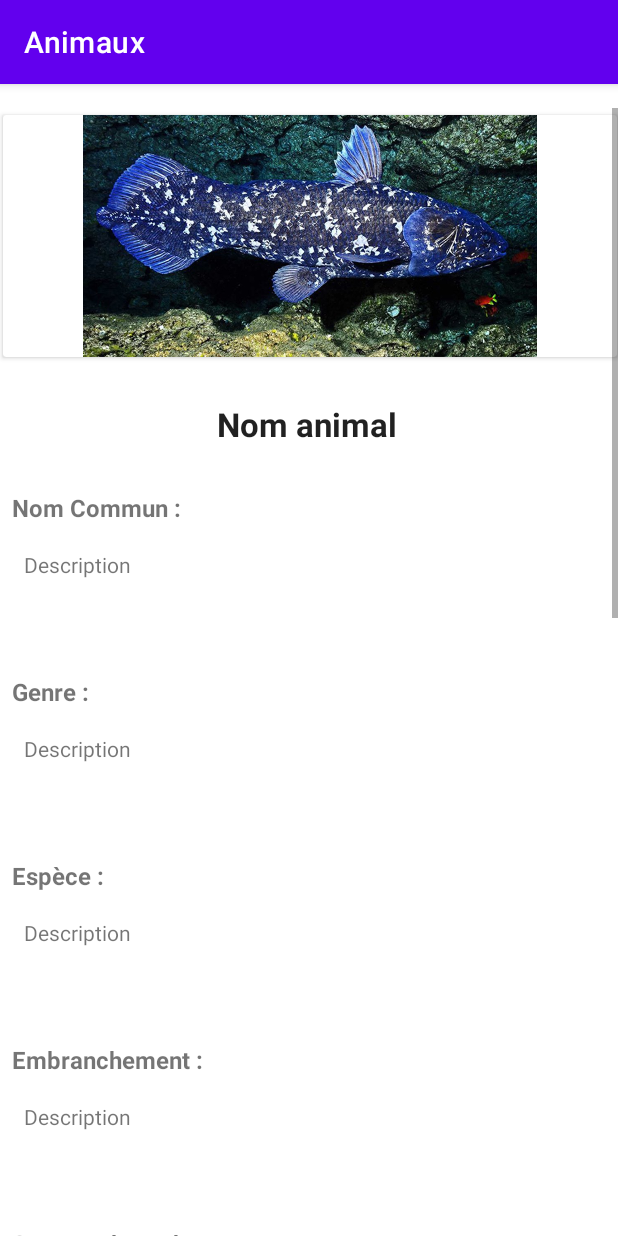
After one commit to Joktaa/Animaux, an Android app: the AfficheAnimal screen opened directly, with no data from a screen before it, on a phone screen of 412 x 824 dp. The commit adds this screen. Run offline under Robolectric (Android 15) with nearby library versions, the phone set to English and light mode, and no system bars.

Commit message:
Ajout page description animal

```diff
--- a/app/build.gradle
+++ b/app/build.gradle
@@ -32,6 +32,7 @@ dependencies {
     implementation 'androidx.appcompat:appcompat:1.2.0'
     implementation 'com.google.android.material:material:1.3.0'
     implementation 'androidx.constraintlayout:constraintlayout:2.0.4'
+    implementation 'com.google.ar.sceneform:filament-android:1.17.1'
     testImplementation 'junit:junit:4.+'
     androidTestImplementation 'androidx.test.ext:junit:1.1.2'
     androidTestImplementation 'androidx.test.espresso:espresso-core:3.3.0'
--- a/app/src/main/AndroidManifest.xml
+++ b/app/src/main/AndroidManifest.xml
@@ -10,6 +10,9 @@
         android:supportsRtl="true"
         android:theme="@style/Theme.Animaux">
         <activity
+            android:name=".AfficheAnimal"
+            android:exported="false" />
+        <activity
             android:name=".MainActivity"
             android:exported="true">
             <intent-filter>
--- /dev/null
+++ b/app/src/main/java/fr/jorisrouziere/animaux/AfficheAnimal.java
@@ -0,0 +1,14 @@
+package fr.jorisrouziere.animaux;
+
+import androidx.appcompat.app.AppCompatActivity;
+
+import android.os.Bundle;
+
+public class AfficheAnimal extends AppCompatActivity {
+
+    @Override
+    protected void onCreate(Bundle savedInstanceState) {
+        super.onCreate(savedInstanceState);
+        setContentView(R.layout.activity_affiche_animal);
+    }
+}
--- a/app/src/main/java/fr/jorisrouziere/animaux/MainActivity.java
+++ b/app/src/main/java/fr/jorisrouziere/animaux/MainActivity.java
@@ -1,6 +1,9 @@
 package fr.jorisrouziere.animaux;
 
+import android.content.Intent;
 import android.os.Bundle;
+import android.view.View;
+import android.widget.AdapterView;
 import android.widget.ListView;
 
 import androidx.appcompat.app.AppCompatActivity;
@@ -27,5 +30,12 @@ public class MainActivity extends AppCompatActivity {
         ListView animalListView = findViewById(R.id.animal_listView);
         AnimalAdapter animalAdapter = new AnimalAdapter(getApplicationContext(), getSupportFragmentManager(), animaux);
         animalListView.setAdapter(animalAdapter);
+        animalListView.setOnItemClickListener(new AdapterView.OnItemClickListener() {
+            @Override
+            public void onItemClick(AdapterView<?> adapterView, View view, int i, long l) {
+                Intent fen = new Intent(MainActivity.this, AfficheAnimal.class);
+                startActivity(fen);
+            }
+        });
     }
 }
--- /dev/null
+++ b/app/src/main/res/layout/activity_affiche_animal.xml
@@ -0,0 +1,357 @@
+<?xml version="1.0" encoding="utf-8"?>
+<androidx.constraintlayout.widget.ConstraintLayout xmlns:android="http://schemas.android.com/apk/res/android"
+    xmlns:app="http://schemas.android.com/apk/res-auto"
+    xmlns:tools="http://schemas.android.com/tools"
+    android:layout_width="match_parent"
+    android:layout_height="match_parent"
+    tools:context=".AfficheAnimal">
+
+    <ScrollView
+        android:id="@+id/scrollView"
+        android:layout_width="wrap_content"
+        android:layout_height="wrap_content"
+        android:layout_marginStart="16dp"
+        android:layout_marginTop="16dp"
+        android:layout_marginEnd="16dp"
+        app:layout_constraintEnd_toEndOf="parent"
+        app:layout_constraintStart_toStartOf="parent"
+        app:layout_constraintTop_toTopOf="parent">
+
+
+        <androidx.constraintlayout.widget.ConstraintLayout
+            android:id="@+id/linearLayout2"
+            android:layout_width="wrap_content"
+            android:layout_height="wrap_content"
+            android:orientation="vertical"
+            app:layout_constraintEnd_toEndOf="parent"
+            app:layout_constraintHorizontal_bias="0.0"
+            app:layout_constraintStart_toStartOf="parent"
+            app:layout_constraintTop_toTopOf="parent">
+
+            <TextView
+                android:id="@+id/descpritionOrdre"
+                android:layout_width="392dp"
+                android:layout_height="67dp"
+                android:layout_marginStart="16dp"
+                android:layout_marginTop="8dp"
+                android:text="Description"
+                android:textAlignment="textStart"
+                app:layout_constraintStart_toStartOf="parent"
+                app:layout_constraintTop_toBottomOf="@+id/textViewOrdre" />
+
+            <TextView
+                android:id="@+id/textViewOrdre"
+                android:layout_width="143dp"
+                android:layout_height="31dp"
+                android:layout_marginStart="8dp"
+                android:layout_marginTop="16dp"
+                android:text="Ordre :"
+                android:textAlignment="textStart"
+                android:textSize="16sp"
+                android:textStyle="bold"
+                app:layout_constraintStart_toStartOf="parent"
+                app:layout_constraintTop_toBottomOf="@+id/descpritionSousEmbranchement" />
+
+            <TextView
+                android:id="@+id/descpritionSousEmbranchement"
+                android:layout_width="392dp"
+                android:layout_height="67dp"
+                android:layout_marginStart="16dp"
+                android:layout_marginTop="8dp"
+                android:text="Description"
+                android:textAlignment="textStart"
+                app:layout_constraintStart_toStartOf="parent"
+                app:layout_constraintTop_toBottomOf="@+id/textViewSousEmbranchement" />
+
+            <TextView
+                android:id="@+id/textViewSousEmbranchement"
+                android:layout_width="189dp"
+                android:layout_height="31dp"
+                android:layout_marginStart="8dp"
+                android:layout_marginTop="16dp"
+                android:text="Sous_embranchements :"
+                android:textAlignment="textStart"
+                android:textSize="16sp"
+                android:textStyle="bold"
+                app:layout_constraintStart_toStartOf="parent"
+                app:layout_constraintTop_toBottomOf="@+id/descpritionEmbranchement" />
+
+            <TextView
+                android:id="@+id/descpritionEmbranchement"
+                android:layout_width="392dp"
+                android:layout_height="67dp"
+                android:layout_marginStart="16dp"
+                android:layout_marginTop="8dp"
+                android:text="Description"
+                android:textAlignment="textStart"
+                app:layout_constraintStart_toStartOf="parent"
+                app:layout_constraintTop_toBottomOf="@+id/textViewEmbranchement" />
+
+            <TextView
+                android:id="@+id/textViewEmbranchement"
+                android:layout_width="143dp"
+                android:layout_height="31dp"
+                android:layout_marginStart="8dp"
+                android:layout_marginTop="16dp"
+                android:text="Embranchement :"
+                android:textAlignment="textStart"
+                android:textSize="16sp"
+                android:textStyle="bold"
+                app:layout_constraintStart_toStartOf="parent"
+                app:layout_constraintTop_toBottomOf="@+id/descpritionEspece" />
+
+            <TextView
+                android:id="@+id/descpritionEspece"
+                android:layout_width="392dp"
+                android:layout_height="67dp"
+                android:layout_marginStart="16dp"
+                android:layout_marginTop="8dp"
+                android:text="Description"
+                android:textAlignment="textStart"
+                app:layout_constraintStart_toStartOf="parent"
+                app:layout_constraintTop_toBottomOf="@+id/textViewEspece" />
+
+            <TextView
+                android:id="@+id/textViewEspece"
+                android:layout_width="143dp"
+                android:layout_height="31dp"
+                android:layout_marginStart="8dp"
+                android:layout_marginTop="16dp"
+                android:text="Espèce :"
+                android:textAlignment="textStart"
+                android:textSize="16sp"
+                android:textStyle="bold"
+                app:layout_constraintStart_toStartOf="parent"
+                app:layout_constraintTop_toBottomOf="@+id/descpritionGenre" />
+
+            <TextView
+                android:id="@+id/descpritionGenre"
+                android:layout_width="392dp"
+                android:layout_height="67dp"
+                android:layout_marginStart="16dp"
+                android:layout_marginTop="8dp"
+                android:text="Description"
+                android:textAlignment="textStart"
+                app:layout_constraintStart_toStartOf="parent"
+                app:layout_constraintTop_toBottomOf="@+id/textViewGenre" />
+
+            <TextView
+                android:id="@+id/textViewGenre"
+                android:layout_width="143dp"
+                android:layout_height="31dp"
+                android:layout_marginStart="8dp"
+                android:layout_marginTop="16dp"
+                android:text="Genre :"
+                android:textAlignment="textStart"
+                android:textSize="16sp"
+                android:textStyle="bold"
+                app:layout_constraintStart_toStartOf="parent"
+                app:layout_constraintTop_toBottomOf="@+id/descpritionNomCommun" />
+
+            <androidx.cardview.widget.CardView
+                android:id="@+id/cardView"
+                android:layout_width="409dp"
+                android:layout_height="161dp"
+                app:layout_constraintBottom_toBottomOf="parent"
+                app:layout_constraintEnd_toEndOf="parent"
+                app:layout_constraintHorizontal_bias="0.626"
+                app:layout_constraintStart_toStartOf="parent"
+                app:layout_constraintTop_toTopOf="parent"
+                app:layout_constraintVertical_bias="0.003">
+
+                <ImageView
+                    android:id="@+id/imageView"
+                    android:layout_width="wrap_content"
+                    android:layout_height="wrap_content"
+                    app:srcCompat="@drawable/coelacanthe" />
+            </androidx.cardview.widget.CardView>
+
+            <TextView
+                android:id="@+id/textNomAnimal"
+                android:layout_width="201dp"
+                android:layout_height="33dp"
+                android:layout_marginStart="175dp"
+                android:layout_marginTop="28dp"
+                android:layout_marginEnd="178dp"
+                android:gravity="center"
+                android:text="Nom animal"
+                android:textAlignment="center"
+                android:textAllCaps="false"
+                android:textAppearance="@style/TextAppearance.AppCompat.Large"
+                android:textStyle="bold"
+                app:layout_constraintEnd_toEndOf="parent"
+                app:layout_constraintHorizontal_bias="0.5"
+                app:layout_constraintStart_toStartOf="parent"
+                app:layout_constraintTop_toBottomOf="@+id/cardView" />
+
+            <TextView
+                android:id="@+id/textViewNomCommun"
+                android:layout_width="143dp"
+                android:layout_height="31dp"
+                android:layout_marginStart="8dp"
+                android:layout_marginTop="28dp"
+                android:text="Nom Commun :"
+                android:textAlignment="textStart"
+                android:textSize="16sp"
+                android:textStyle="bold"
+                app:layout_constraintStart_toStartOf="parent"
+                app:layout_constraintTop_toBottomOf="@+id/textNomAnimal" />
+
+            <TextView
+                android:id="@+id/descpritionNomCommun"
+                android:layout_width="392dp"
+                android:layout_height="67dp"
+                android:layout_marginStart="16dp"
+                android:layout_marginTop="8dp"
+                android:text="Description"
+                android:textAlignment="textStart"
+                app:layout_constraintStart_toStartOf="parent"
+                app:layout_constraintTop_toBottomOf="@+id/textViewNomCommun" />
+
+            <TextView
+                android:id="@+id/textViewUicn"
+                android:layout_width="143dp"
+                android:layout_height="31dp"
+                android:layout_marginStart="8dp"
+                android:layout_marginTop="20dp"
+                android:text="Uicn :"
+                android:textAlignment="textStart"
+                android:textSize="16sp"
+                android:textStyle="bold"
+                app:layout_constraintStart_toStartOf="parent"
+                app:layout_constraintTop_toBottomOf="@+id/descpritionOrdre" />
+
+            <TextView
+                android:id="@+id/descpritionUicn"
+                android:layout_width="392dp"
+                android:layout_height="67dp"
+                android:layout_marginStart="16dp"
+                android:layout_marginTop="8dp"
+                android:text="Description"
+                android:textAlignment="textStart"
+                app:layout_constraintStart_toStartOf="parent"
+                app:layout_constraintTop_toBottomOf="@+id/textViewUicn" />
+
+            <TextView
+                android:id="@+id/textViewPhysiques"
+                android:layout_width="143dp"
+                android:layout_height="31dp"
+                android:layout_marginStart="8dp"
+                android:layout_marginTop="20dp"
+                android:text="Physiques :"
+                android:textAlignment="textStart"
+                android:textSize="16sp"
+                android:textStyle="bold"
+                app:layout_constraintStart_toStartOf="parent"
+                app:layout_constraintTop_toBottomOf="@+id/descpritionUicn" />
+
+            <TextView
+                android:id="@+id/descpritionPhysiques"
+                android:layout_width="392dp"
+                android:layout_height="67dp"
+                android:layout_marginStart="16dp"
+                android:layout_marginTop="8dp"
+                android:text="Description"
+                android:textAlignment="textStart"
+                app:layout_constraintStart_toStartOf="parent"
+                app:layout_constraintTop_toBottomOf="@+id/textViewPhysiques" />
+
+            <TextView
+                android:id="@+id/textViewSexes"
+                android:layout_width="143dp"
+                android:layout_height="31dp"
+                android:layout_marginStart="8dp"
+                android:layout_marginTop="20dp"
+                android:text="Sexes :"
+                android:textAlignment="textStart"
+                android:textSize="16sp"
+                android:textStyle="bold"
+                app:layout_constraintStart_toStartOf="parent"
+                app:layout_constraintTop_toBottomOf="@+id/descpritionPhysiques" />
+
+            <TextView
+                android:id="@+id/descpritionSexes"
+                android:layout_width="392dp"
+                android:layout_height="67dp"
+                android:layout_marginStart="16dp"
+                android:layout_marginTop="8dp"
+                android:text="Description"
+                android:textAlignment="textStart"
+                app:layout_constraintStart_toStartOf="parent"
+                app:layout_constraintTop_toBottomOf="@+id/textViewSexes" />
+
+            <TextView
+                android:id="@+id/textViewVies"
+                android:layout_width="143dp"
+                android:layout_height="31dp"
+                android:layout_marginStart="8dp"
+                android:layout_marginTop="20dp"
+                android:text="Vies :"
+                android:textAlignment="textStart"
+                android:textSize="16sp"
+                android:textStyle="bold"
+                app:layout_constraintStart_toStartOf="parent"
+                app:layout_constraintTop_toBottomOf="@+id/descpritionSexes" />
+
+            <TextView
+                android:id="@+id/descpritionVies"
+                android:layout_width="392dp"
+                android:layout_height="67dp"
+                android:layout_marginStart="16dp"
+                android:layout_marginTop="8dp"
+                android:text="Description"
+                android:textAlignment="textStart"
+                app:layout_constraintStart_toStartOf="parent"
+                app:layout_constraintTop_toBottomOf="@+id/textViewVies" />
+
+            <TextView
+                android:id="@+id/textViewReproductions"
+                android:layout_width="143dp"
+                android:layout_height="31dp"
+                android:layout_marginStart="8dp"
+                android:layout_marginTop="20dp"
+                android:text="Reproductions :"
+                android:textAlignment="textStart"
+                android:textSize="16sp"
+                android:textStyle="bold"
+                app:layout_constraintStart_toStartOf="parent"
+                app:layout_constraintTop_toBottomOf="@+id/descpritionVies" />
+
+            <TextView
+                android:id="@+id/descpritionReproductions"
+                android:layout_width="392dp"
+                android:layout_height="67dp"
+                android:layout_marginStart="16dp"
+                android:layout_marginTop="8dp"
+                android:text="Description"
+                android:textAlignment="textStart"
+                app:layout_constraintStart_toStartOf="parent"
+                app:layout_constraintTop_toBottomOf="@+id/textViewReproductions" />
+
+            <TextView
+                android:id="@+id/textViewGeographie"
+                android:layout_width="143dp"
+                android:layout_height="31dp"
+                android:layout_marginStart="8dp"
+                android:layout_marginTop="20dp"
+                android:text="Geographie :"
+                android:textAlignment="textStart"
+                android:textSize="16sp"
+                android:textStyle="bold"
+                app:layout_constraintStart_toStartOf="parent"
+                app:layout_constraintTop_toBottomOf="@+id/descpritionReproductions" />
+
+            <TextView
+                android:id="@+id/descpritionGeographie"
+                android:layout_width="392dp"
+                android:layout_height="67dp"
+                android:layout_marginStart="16dp"
+                android:layout_marginTop="8dp"
+                android:text="Description"
+                android:textAlignment="textStart"
+                app:layout_constraintStart_toStartOf="parent"
+                app:layout_constraintTop_toBottomOf="@+id/textViewGeographie" />
+
+        </androidx.constraintlayout.widget.ConstraintLayout>
+    </ScrollView>
+    </androidx.constraintlayout.widget.ConstraintLayout>
--- a/build.gradle
+++ b/build.gradle
@@ -5,7 +5,7 @@ buildscript {
         mavenCentral()
     }
     dependencies {
-        classpath "com.android.tools.build:gradle:7.0.3"
+        classpath 'com.android.tools.build:gradle:7.1.0'
 
         // NOTE: Do not place your application dependencies here; they belong
         // in the individual module build.gradle files
```
Also changed, not shown: gradle/wrapper/gradle-wrapper.properties.
